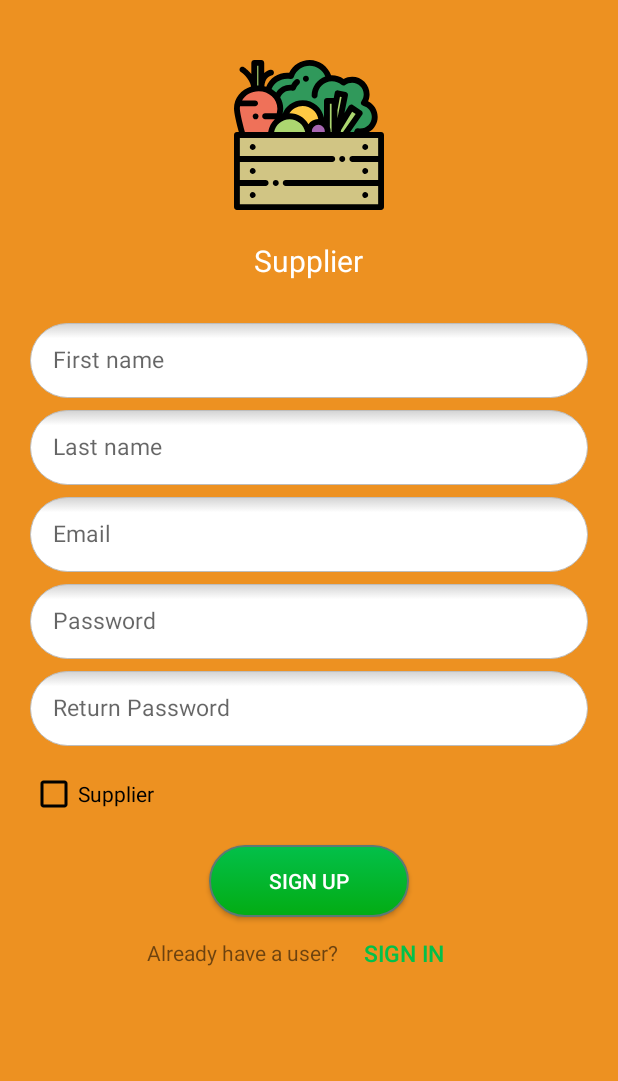
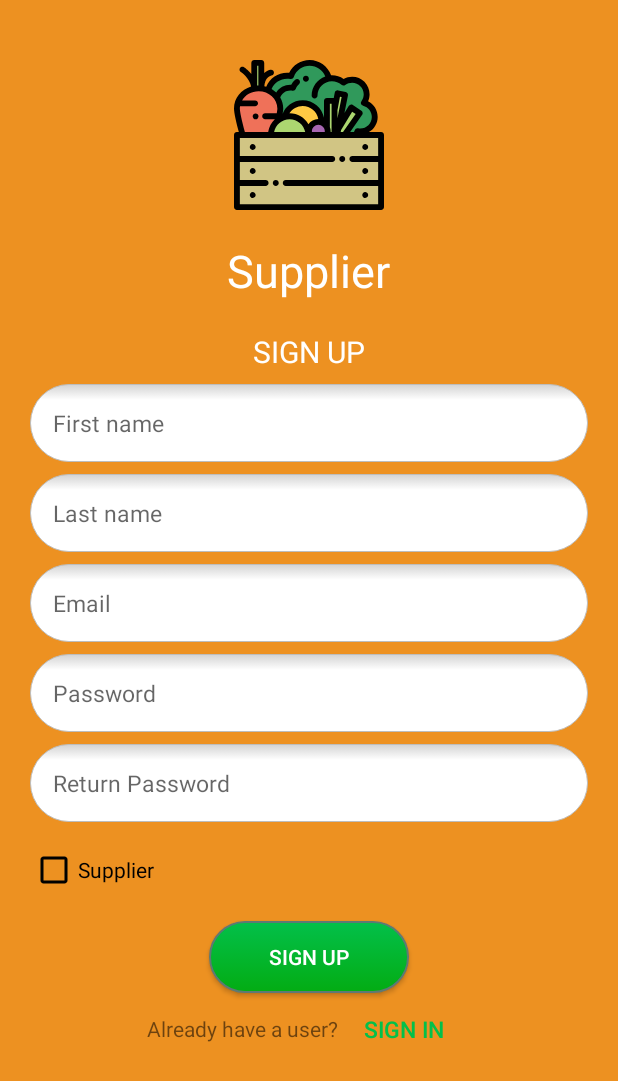
Before and after one commit to danielmar121/final_project_android, an Android app: the SignUpActivity screen opened directly, with no data from a screen before it, on a phone screen of 412 x 824 dp. Shown: the top 1081 px of the screen. Run offline under Robolectric (Android 15) with nearby library versions, the phone set to English and light mode, and no system bars.

Commit message:
Add sign up supplier screen view

```diff
--- a/app/src/main/res/layout/activity_sign_up.xml
+++ b/app/src/main/res/layout/activity_sign_up.xml
@@ -8,7 +8,7 @@
     android:background="@color/orange_background">
 
     <ImageView
-        android:id="@+id/login_IMG_logo"
+        android:id="@+id/sign_up_IMG_logo"
         android:layout_width="100dp"
         android:layout_height="100dp"
         android:src="@drawable/vegetables"
@@ -17,20 +17,31 @@
         android:layout_marginTop="40dp" />
 
     <TextView
-        android:id="@+id/login_TXT_app_name"
+        android:id="@+id/sign_up_ETXT_app_name"
         android:layout_width="wrap_content"
         android:layout_height="wrap_content"
-        android:layout_below="@id/login_IMG_logo"
+        android:layout_below="@id/sign_up_IMG_logo"
+        android:layout_centerHorizontal="true"
+        android:layout_marginTop="20dp"
         android:text="@string/supplier"
         android:textColor="@color/white"
-        android:textSize="20dp"
+        android:textSize="30dp" />
+
+    <TextView
+        android:id="@+id/sign_up_ETXT_page_name"
+        android:layout_width="wrap_content"
+        android:layout_height="wrap_content"
+        android:layout_below="@+id/sign_up_ETXT_app_name"
         android:layout_centerHorizontal="true"
-        android:layout_margin="20dp" />
+        android:layout_marginTop="20dp"
+        android:text="@string/sign_up"
+        android:textColor="@color/white"
+        android:textSize="20dp" />
 
     <ScrollView
         android:layout_width="match_parent"
         android:layout_height="match_parent"
-        android:layout_below="@+id/login_TXT_app_name">
+        android:layout_below="@+id/sign_up_ETXT_page_name">
 
         <LinearLayout
             android:layout_width="match_parent"
@@ -40,7 +51,7 @@
             <EditText
                 android:id="@+id/sign_up_ETXT_first_name"
                 android:layout_width="match_parent"
-                android:layout_height="50dp"
+                android:layout_height="wrap_content"
                 android:hint="@string/first_name"
                 android:layout_marginLeft="20dp"
                 android:layout_marginRight="20dp"
@@ -54,7 +65,7 @@
             <EditText
                 android:id="@+id/sign_up_ETXT_last_name"
                 android:layout_width="match_parent"
-                android:layout_height="50dp"
+                android:layout_height="wrap_content"
                 android:hint="@string/last_name"
                 android:layout_marginLeft="20dp"
                 android:layout_marginRight="20dp"
@@ -68,7 +79,7 @@
             <EditText
                 android:id="@+id/sign_up_ETXT_email"
                 android:layout_width="match_parent"
-                android:layout_height="50dp"
+                android:layout_height="wrap_content"
                 android:hint="@string/email"
                 android:layout_marginLeft="20dp"
                 android:layout_marginRight="20dp"
@@ -82,7 +93,7 @@
             <EditText
                 android:id="@+id/sign_up_ETXT_password"
                 android:layout_width="match_parent"
-                android:layout_height="50dp"
+                android:layout_height="wrap_content"
                 android:hint="@string/password"
                 android:layout_marginLeft="20dp"
                 android:layout_marginRight="20dp"
@@ -96,7 +107,7 @@
             <EditText
                 android:id="@+id/sign_up_ETXT_password_return"
                 android:layout_width="match_parent"
-                android:layout_height="50dp"
+                android:layout_height="wrap_content"
                 android:hint="@string/return_password"
                 android:layout_marginLeft="20dp"
                 android:layout_marginRight="20dp"
@@ -109,7 +120,7 @@
 
             <CheckBox
                 android:id="@+id/sign_up_CKB_supplier"
-                android:layout_width="wrap_content"
+                android:layout_width="match_parent"
                 android:layout_height="wrap_content"
                 android:layout_marginLeft="20dp"
                 android:layout_marginRight="20dp"
```
Also changed, not shown: app/src/main/AndroidManifest.xml (+8 -3 lines), app/src/main/java/com/daniel/final_project/activities/supplier/SupplierSignUpActivity.java (added, +24 -0 lines), app/src/main/res/drawable/photo.xml (added, +14 -0 lines), app/src/main/res/layout/activity_supplier_sign_up.xml (added, +155 -0 lines), app/src/main/res/values/strings.xml (+15 -0 lines).
